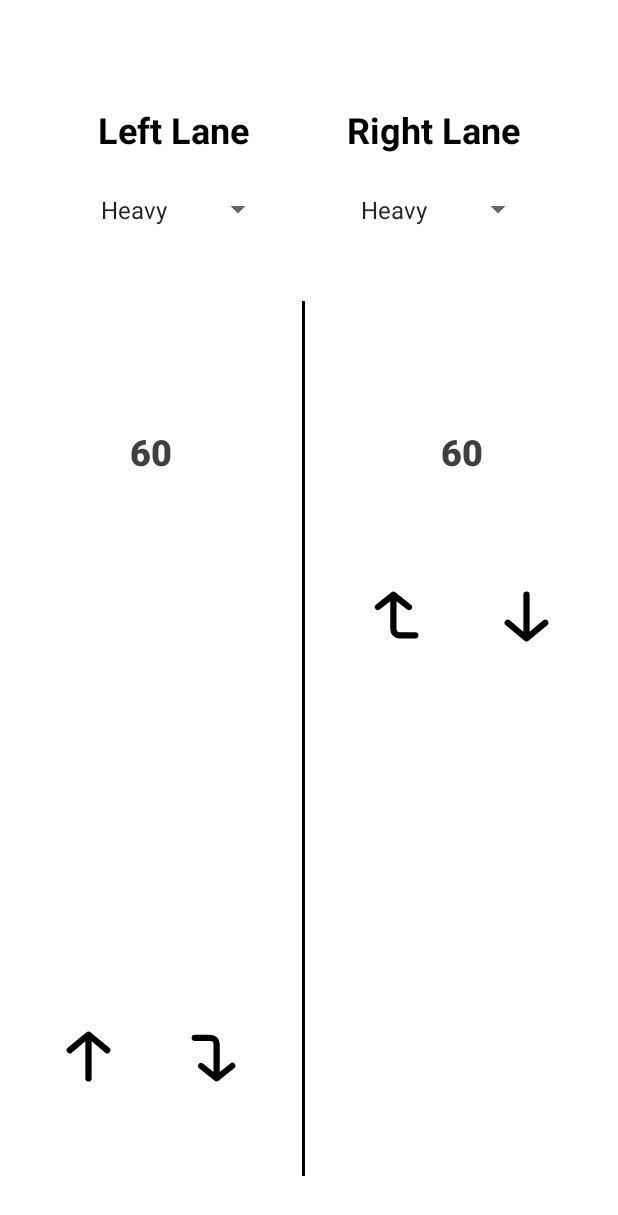
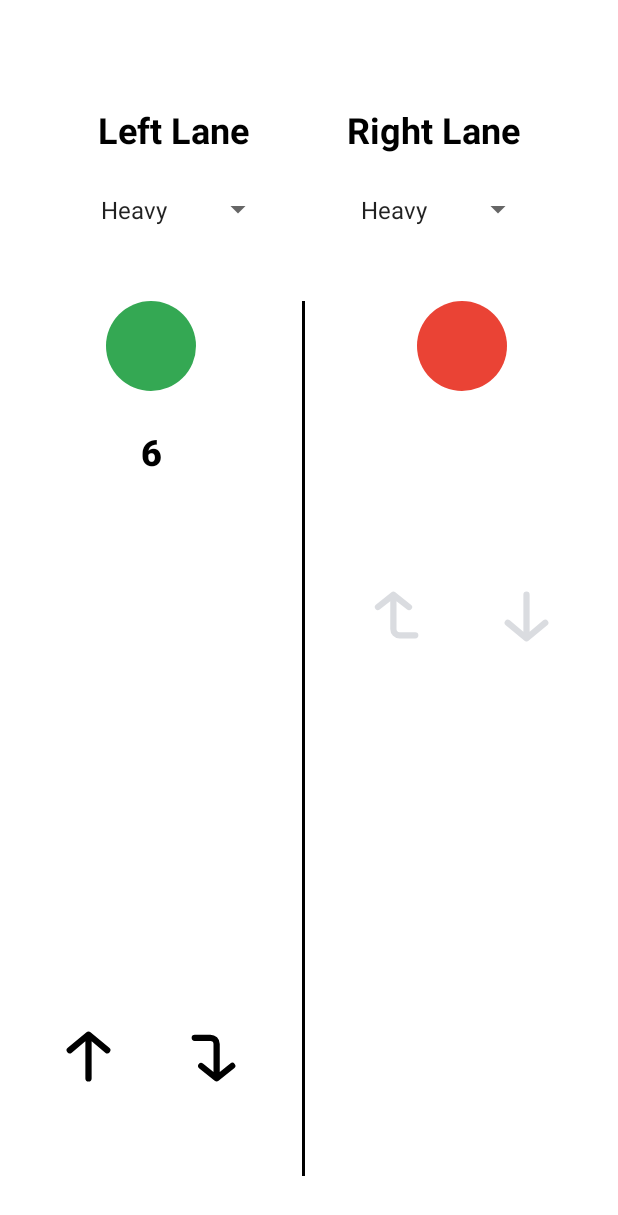
Before and after one commit to varun508/Traffic-Control-Simulator, an Android app: the screen it shows after launch (OneRoadActivity), after a tap on "ONE ROAD", on a phone screen of 412 x 824 dp. Shown: the top 1215 px of the screen. Run offline under Robolectric (Android 15) with nearby library versions, the phone set to English and light mode, and no system bars.

Commit message:
Completed two way no interference route

```diff
--- a/app/src/main/java/com/example/hackathon_kiet/OneRoadActivity.kt
+++ b/app/src/main/java/com/example/hackathon_kiet/OneRoadActivity.kt
@@ -1,99 +1,76 @@
 package com.example.hackathon_kiet
 
 import android.content.res.ColorStateList
-import android.support.v7.app.AppCompatActivity
 import android.os.Bundle
 import android.support.v4.content.ContextCompat
-import android.util.Log
-import android.view.View
-import android.widget.AdapterView
+import android.support.v7.app.AppCompatActivity
 import android.widget.TextView
 import kotlinx.android.synthetic.main.activity_one_road.*
 import kotlinx.coroutines.*
 
 class OneRoadActivity : AppCompatActivity() {
 
-    private val TAG = "OneRoadActivity"
-
     private val leftLane = TwoWayLane()
     private val rightLane = TwoWayLane()
 
     private var job = Job()
 
-    private val colorInActive = ColorStateList.valueOf(ContextCompat.getColor(this, R.color.textLightGray))
-    private val colorActive = ColorStateList.valueOf(ContextCompat.getColor(this, R.color.black))
-    private val redLight = ContextCompat.getDrawable(
+    private val colorInActive by lazy { ColorStateList.valueOf(resources.getColor(R.color.textLightGray)) }
+    private val colorActive by lazy { ColorStateList.valueOf(resources.getColor(R.color.black)) }
+    private val redLight by lazy {
+        ContextCompat.getDrawable(
             this@OneRoadActivity,
             R.drawable.red_light
         )
-
-    private val greenLight = ContextCompat.getDrawable(
+    }
+    private val greenLight by lazy {
+        ContextCompat.getDrawable(
             this@OneRoadActivity,
             R.drawable.green_light
         )
-
+    }
 
     override fun onCreate(savedInstanceState: Bundle?) {
         super.onCreate(savedInstanceState)
         setContentView(R.layout.activity_one_road)
 
-        rightLaneSpinner.onItemSelectedListener = listener()
-        leftLaneSpinner.onItemSelectedListener = listener()
+        GlobalScope.launch(Dispatchers.Main) { while (true) startProcessing() }
     }
-
-    private fun listener() = object : AdapterView.OnItemSelectedListener {
-        override fun onNothingSelected(parent: AdapterView<*>?) {
-        }
-
-        override fun onItemSelected(parent: AdapterView<*>?, view: View?, position: Int, id: Long) {
-            job.cancel()
-            GlobalScope.launch { startProcessing() }
-        }
-    }
-
 
     private suspend fun startProcessing() {
         rightLane.trafficStatus = getTrafficStatus(rightLaneSpinner.selectedItem.toString())
         leftLane.trafficStatus = getTrafficStatus(leftLaneSpinner.selectedItem.toString())
 
-        var rightTO = rightLane.trafficStatus.getTimeOut()
-        var leftTO = leftLane.trafficStatus.getTimeOut()
+        val rightTO = rightLane.trafficStatus.getTimeOut()
+        val leftTO = leftLane.trafficStatus.getTimeOut()
 
-        if (rightTO == leftTO) {
+        job.run {
             leftLane.start()
             rightLane.stop()
-
             leftLaneTimer.countDown(leftTO)
-            job.join()
-
             leftLane.stop()
             rightLane.start()
-
-        } else if (rightTO > leftTO) {
-
-        } else {
-
+            rightLaneTimer.countDown(rightTO)
         }
     }
 
-    private fun TextView.countDown(seconds: Int) {
-        job = GlobalScope.launch(Dispatchers.Main) {
-            (seconds until 0).forEach {
+    private suspend fun TextView.countDown(seconds: Int) {
+        (seconds downTo 0).forEach {
             delay(1000)
-                leftLaneTimer.text = it.toString()
+            text = it.toString()
         }
-        }
+        text = seconds.toString()
     }
 
     private fun TwoWayLane.stop() {
         isRunning = false
         straight = false
         uTurn = false
-        if (this == rightLane) {
+        if (this === rightLane) {
             rightLaneSignal.background = redLight
             rightLaneStraight.imageTintList = colorInActive
             rightLaneUturn.imageTintList = colorInActive
-        } else {
+        } else if (this === leftLane) {
             leftLaneSignal.background = redLight
             leftLaneStraight.imageTintList = colorInActive
             leftLaneUturn.imageTintList = colorInActive
@@ -104,11 +81,11 @@ class OneRoadActivity : AppCompatActivity() {
         isRunning = true
         straight = true
         uTurn = true
-        if (this == rightLane) {
+        if (this === rightLane) {
             rightLaneSignal.background = greenLight
             rightLaneStraight.imageTintList = colorActive
             rightLaneUturn.imageTintList = colorActive
-        } else {
+        } else if (this === leftLane) {
             leftLaneSignal.background = greenLight
             leftLaneStraight.imageTintList = colorActive
             leftLaneUturn.imageTintList = colorActive
--- a/app/src/main/java/com/example/hackathon_kiet/TrafficStatus.kt
+++ b/app/src/main/java/com/example/hackathon_kiet/TrafficStatus.kt
@@ -3,9 +3,9 @@ package com.example.hackathon_kiet
 enum class TrafficStatus(
     private val timeOut: Int
 ) {
-    HEAVY(60),
-    MODERATE(40),
-    LIGHT(20);
+    HEAVY(6),
+    MODERATE(4),
+    LIGHT(2);
 
     fun getTimeOut() = timeOut
 }
--- a/app/src/main/res/layout/activity_one_road.xml
+++ b/app/src/main/res/layout/activity_one_road.xml
@@ -65,20 +65,20 @@
 
 
     <View android:layout_width="60dp" android:layout_height="60dp"
-          android:background="@drawable/red_light"
+          tools:background="@drawable/red_light"
           android:id="@+id/leftLaneSignal"
-          app:layout_constraintEnd_toStartOf="@+id/view" app:layout_constraintStart_toStartOf="parent"
-          app:layout_constraintTop_toTopOf="@+id/view"/>
+          app:layout_constraintTop_toTopOf="@+id/view" app:layout_constraintStart_toStartOf="parent"
+          app:layout_constraintEnd_toStartOf="@+id/view"/>
 
 
     <View android:layout_width="60dp" android:layout_height="60dp"
-          android:background="@drawable/green_light"
+          tools:background="@drawable/green_light"
           android:id="@+id/rightLaneSignal"
           app:layout_constraintStart_toEndOf="@+id/view" app:layout_constraintEnd_toEndOf="parent"
           app:layout_constraintTop_toTopOf="@+id/view"/>
     <TextView
-            android:text="60"
-            android:textColor="@color/textBlack"
+            tools:text="10"
+            android:textColor="@color/black"
             android:textSize="24dp"
             android:fontFamily="sans-serif-medium"
             android:textStyle="bold"
@@ -89,8 +89,8 @@
             app:layout_constraintTop_toBottomOf="@+id/leftLaneSignal" android:layout_marginTop="24dp"/>
 
     <TextView
-            android:text="60"
-            android:textColor="@color/textBlack"
+            tools:text="10"
+            android:textColor="@color/black"
             android:textSize="24dp"
             android:fontFamily="sans-serif-medium"
             android:textStyle="bold"
@@ -104,24 +104,28 @@
             android:layout_width="50dp"
             android:layout_height="50dp" app:srcCompat="@drawable/ic_arrow_upward_outline"
             android:id="@+id/leftLaneStraight"
-            android:tint="@color/textLightGray"
+            tools:tint="@color/black"
             app:layout_constraintStart_toStartOf="parent" app:layout_constraintHorizontal_bias="0.5"
-            app:layout_constraintEnd_toStartOf="@+id/leftLaneUturn" app:layout_constraintTop_toBottomOf="@+id/leftLaneTimer"
+            app:layout_constraintEnd_toStartOf="@+id/leftLaneUturn"
+            app:layout_constraintTop_toBottomOf="@+id/leftLaneTimer"
             app:layout_constraintBottom_toBottomOf="@+id/view" app:layout_constraintVertical_bias="0.868"/>
 
     <ImageView
             android:layout_width="50dp"
-            android:layout_height="50dp" app:srcCompat="@drawable/ic_arrow_downward_outline"
+            android:layout_height="50dp"
+            tools:tint="@color/black"
+            app:srcCompat="@drawable/ic_arrow_downward_outline"
             android:id="@+id/rightLaneStraight"
             app:layout_constraintStart_toEndOf="@+id/rightLaneUturn"
-            app:layout_constraintHorizontal_bias="0.5" app:layout_constraintEnd_toEndOf="parent"
+            app:layout_constraintHorizontal_bias="0.5"
+            app:layout_constraintEnd_toEndOf="parent"
             app:layout_constraintTop_toTopOf="@+id/rightLaneUturn"/>
 
     <ImageView
             android:layout_width="50dp"
             android:layout_height="50dp" app:srcCompat="@drawable/ic_corner_right_down_outline"
             android:id="@+id/leftLaneUturn"
-            android:tint="@color/textLightGray"
+            tools:tint="@color/black"
             app:layout_constraintStart_toEndOf="@+id/leftLaneStraight"
             app:layout_constraintHorizontal_bias="0.5" app:layout_constraintEnd_toStartOf="@+id/view"
             app:layout_constraintTop_toTopOf="@+id/leftLaneStraight"/>
@@ -130,6 +134,7 @@
             android:layout_width="50dp"
             android:layout_height="50dp" app:srcCompat="@drawable/ic_corner_left_up_outline"
             android:id="@+id/rightLaneUturn"
+            tools:tint="@color/black"
             app:layout_constraintStart_toEndOf="@+id/view"
             app:layout_constraintHorizontal_bias="0.5" app:layout_constraintEnd_toStartOf="@+id/rightLaneStraight"
             app:layout_constraintTop_toBottomOf="@+id/rightLaneTimer" app:layout_constraintBottom_toBottomOf="@+id/view"
```
Lines whose indentation alone changed are shown as unchanged.
